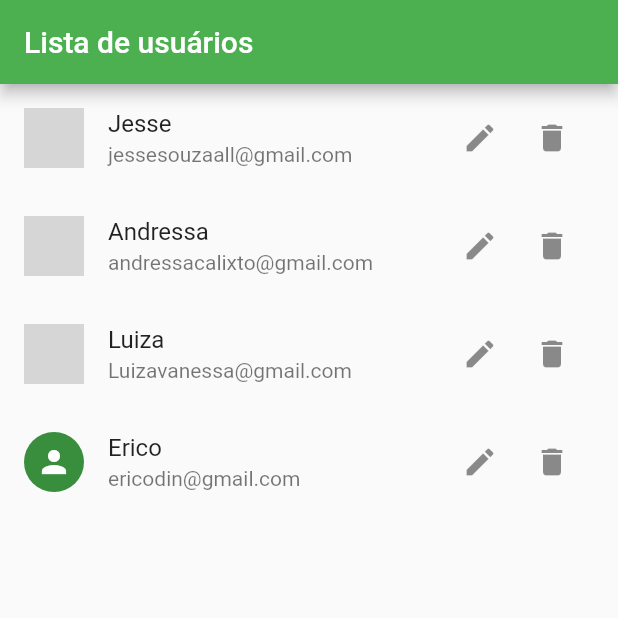
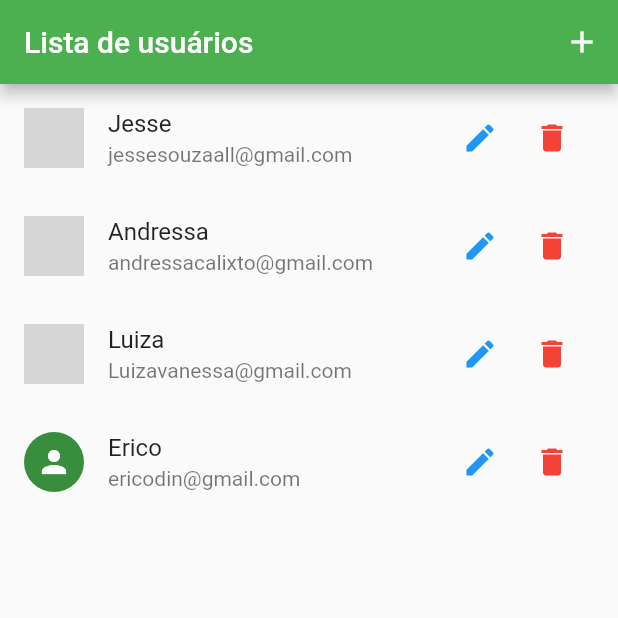
Before and after one commit to JesseFuzz/Flutter_CRUD, a Flutter app: the screen it shows after launch, on a phone screen of 412 x 824 dp, the top half of it. Run offline on Flutter 3.47's test engine with Material 2 defaults, Android fonts, the phone set to English and light mode, and no system bars; network calls fail; grey boxes are pictures that could not be loaded.

```diff
--- a/lib/components/user_tile.dart
+++ b/lib/components/user_tile.dart
@@ -20,9 +20,15 @@ class UserTile extends StatelessWidget {
       subtitle: Text(user.email),
       trailing: Container(
           width: 100,
+          height: 100,
           child: Row(children: <Widget>[
-            IconButton(onPressed: () {}, icon: Icon(Icons.edit)),
-            IconButton(onPressed: () {}, icon: Icon(Icons.delete))
+            IconButton(
+                onPressed: () {},
+                icon: const Icon(Icons.edit, color: Colors.blue)),
+            IconButton(
+                onPressed: () {},
+                icon: const Icon(Icons.delete),
+                color: Colors.red)
           ])),
     );
   }
--- a/lib/main.dart
+++ b/lib/main.dart
@@ -1,5 +1,7 @@
 import 'package:flutter/material.dart';
+import 'package:flutter_crud/provider/users.dart';
 import 'package:flutter_crud/views/user_list.dart';
+import 'package:provider/provider.dart';
 
 void main() {
   runApp(const MyApp());
@@ -12,12 +14,16 @@ class MyApp extends StatelessWidget {
   @override
   Widget build(BuildContext context) {
     //esse  método
-    return MaterialApp(
-      title: 'Flutter Demo',
-      theme: ThemeData(
-        primarySwatch: Colors.green,
-      ),
-      home: const UserList(),
-    );
+    return ChangeNotifierProvider(
+        // ignore: unnecessary_new
+        create: (context) => new Users(),
+        child: MaterialApp(
+          //toda a aplicação é CHILD de ChangeNotifier e toda ela tem acesso ao ChangeNotifierProvider que no caso é a classe Users
+          title: 'Flutter Demo',
+          theme: ThemeData(
+            primarySwatch: Colors.green,
+          ),
+          home: const UserList(),
+        ));
   }
 }
--- /dev/null
+++ b/lib/provider/users.dart
@@ -0,0 +1,24 @@
+import 'package:flutter/cupertino.dart';
+
+import '../data/dummy_users.dart';
+import '../models/user.dart';
+
+//estudar o padrão observer (ChangeNotifier é um método observer)
+//sempre que tivermos uma mudaça nesse método de usuários nós notificaremos os listeners da interface gráfica
+class Users with ChangeNotifier {
+  final Map<String, User> _items = {...dummyUsers};
+
+  //criarei os meus métodos aqui
+
+  //método getAll
+  List<User> get all {
+    return [
+      ..._items.values
+    ]; //estou retornando uma cópia desse map por segurança ao invés de expor a lista de users
+  }
+
+  //método para retornar a quantidade de usuários. Melhor criar ele do que usar o método acima e clonar toda vez.
+  int get count {
+    return _items.length;
+  }
+}
--- a/lib/views/user_list.dart
+++ b/lib/views/user_list.dart
@@ -1,27 +1,35 @@
 import 'package:flutter/material.dart';
 import 'package:flutter_crud/components/user_tile.dart';
-import 'package:flutter_crud/data/dummy_users.dart';
+import 'package:flutter_crud/provider/users.dart';
+import 'package:provider/provider.dart';
 
 class UserList extends StatelessWidget {
   const UserList({super.key});
 
   @override
   Widget build(BuildContext context) {
-    const users = {
-      ...dummyUsers
-    }; //estou criando uma instância do meu mock de usuários aqui com o operador spread (clone)
+    final Users users = Provider.of(
+        context); //estava criando uma instância do meu mock de usuários aqui com o operador spread (clone) só para teste
+    //mas agora estou usando o PROVIDER
 
     return Scaffold(
         appBar: AppBar(
           title: const Text('Lista de usuários'),
+          actions: <Widget>[
+            IconButton(
+                icon: const Icon(Icons.add),
+                color: Colors.white,
+                onPressed: () {}),
+          ],
         ),
         // body: ListView.builder(
         //     itemCount: users.length,
         //     itemBuilder: (context, index) =>
         //         Text(users.values.elementAt(index).name)));
         body: ListView.builder(
-            itemCount: users.length,
-            itemBuilder: (context, index) => UserTile(users.values.elementAt(
+            itemCount: users.count, //era .length, mas eu criei o .count
+            itemBuilder: (context, index) => UserTile(users.all.elementAt(
+                //era .values, mas eu criei o .all
                 index)))); //esse ListView vai criar uma lista dos dummyUsers no body
   }
 }
--- a/pubspec.yaml
+++ b/pubspec.yaml
@@ -31,7 +31,7 @@ environment:
 dependencies:
   flutter:
     sdk: flutter
-
+  provider:
 
   # The following adds the Cupertino Icons font to your application.
   # Use with the CupertinoIcons class for iOS style icons.
@@ -53,7 +53,6 @@ dev_dependencies:
 
 # The following section is specific to Flutter packages.
 flutter:
-
   # The following line ensures that the Material Icons font is
   # included with your application, so that you can use the icons in
   # the material Icons class.
```
Also changed, not shown: pubspec.lock.
